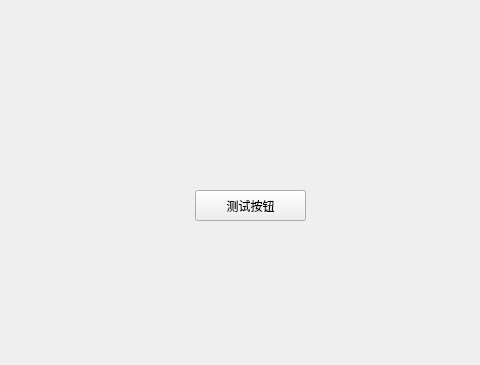
First picture: the form in ui_page/page_two.ui, repository manapameliahoii59-alt/AutomatedEdit, before the edit; both pictures show x 115 to 595 and y 0 to 365 of the 723 by 456 pixel window.
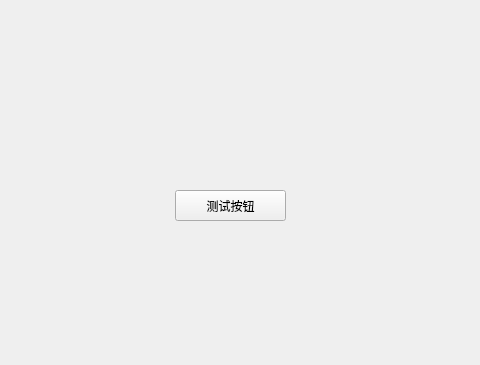
Second picture: the form after the edit. Custom widgets are drawn as their Qt base class.

Patch:
```diff
--- a/ui_page/page_two.ui
+++ b/ui_page/page_two.ui
@@ -16,7 +16,7 @@
   <widget class="PushButton" name="pushButton">
    <property name="geometry">
     <rect>
-     <x>310</x>
+     <x>290</x>
      <y>190</y>
      <width>111</width>
      <height>31</height>
```
